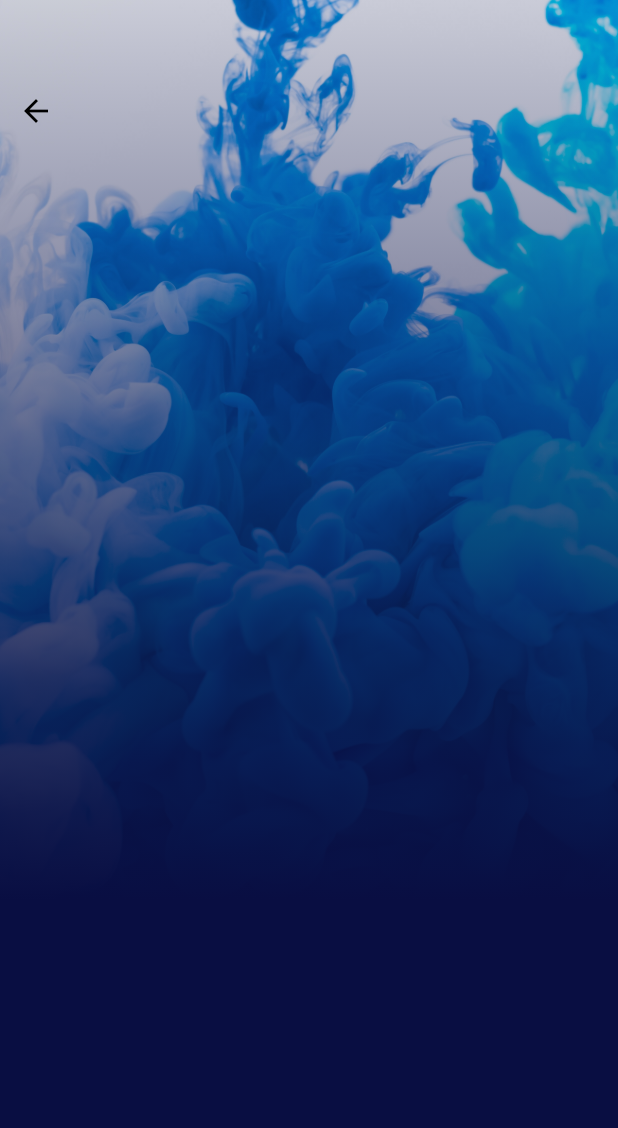
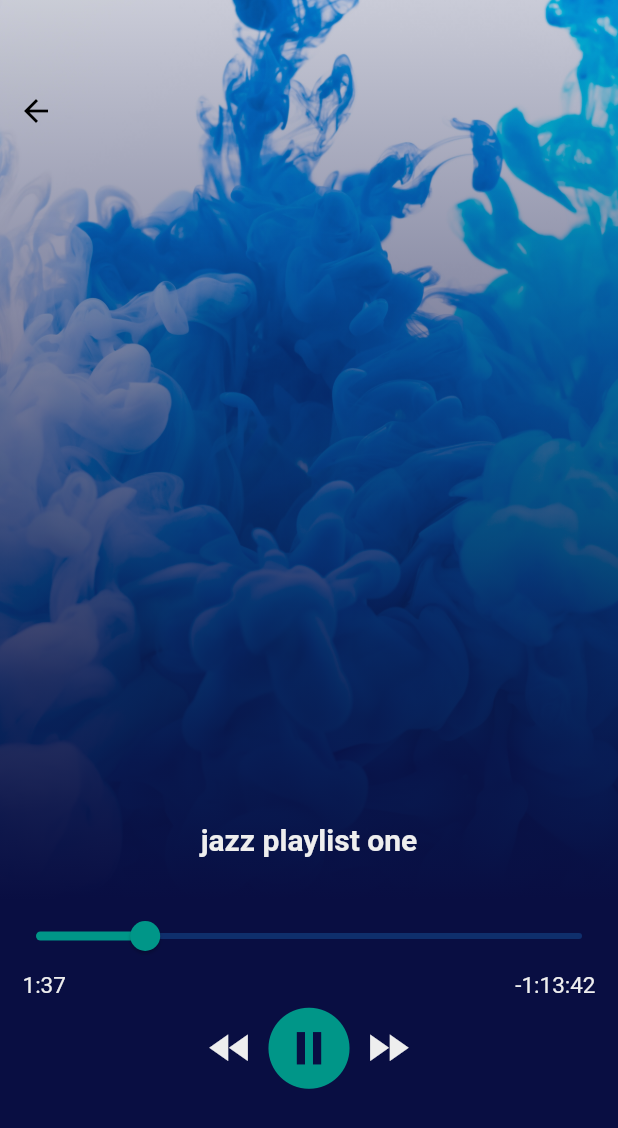
Before and after one commit to Timo372688/music-player, a Flutter app: the screen it shows after launch, after a tap on "jazz playlist one", on a phone screen of 412 x 824 dp. Shown: the top 1128 px of the screen. Run offline on Flutter 3.47's test engine with Material 2 defaults, Android fonts, the phone set to English and light mode, and no system bars.

Commit message:
Adding a slider, play button and other gui elements to the 'playing a song screen'.

```diff
--- a/lib/collection.dart
+++ b/lib/collection.dart
@@ -3,7 +3,6 @@ import 'playing.dart';
 
 var blueColor = Color(0xFF090e42);
 var lightBlueColor = Color(0xFF00CCFF);
-var pinkColor = Color(0xFFff6b80);
 
 class CollectionScreen extends StatelessWidget {
   final title;
--- a/lib/main.dart
+++ b/lib/main.dart
@@ -6,7 +6,6 @@ void main() => runApp(MyApp());
 
 var blueColor = Color(0xFF090e42);
 var lightBlueColor = Color(0xFF00CCFF);
-var pinkColor = Color(0xFFff6b80);
 
 var note = '🎵';
 
@@ -35,7 +34,7 @@ class MyHomePage extends StatelessWidget {
         children: <Widget>[
           SizedBox(height: 32.0,),
 
-          /// Contains the search bar
+          // Contains the search bar
           MyTextField(),
 
           SizedBox(height: 10.0,),
@@ -51,7 +50,7 @@ class MyHomePage extends StatelessWidget {
             ),
           ),
 
-          /// Multiple rows, which contain the content of the collections
+          // Multiple rows, which contain the content of the collections
           Row(
             children: <Widget>[
               Padding(
--- a/lib/playing.dart
+++ b/lib/playing.dart
@@ -2,7 +2,6 @@ import 'package:flutter/material.dart';
 
 var blueColor = Color(0xFF090e42);
 var lightBlueColor = Color(0xFF00CCFF);
-var pinkColor = Color(0xFFff6b80);
 
 class PlayingScreen extends StatelessWidget {
   final title;
@@ -20,7 +19,7 @@ class PlayingScreen extends StatelessWidget {
             height: 600.0,
             child: Stack(
               children: <Widget>[
-                /// Image
+                // Image
                 Container(
                   decoration: BoxDecoration(
                     image: DecorationImage(
@@ -29,7 +28,6 @@ class PlayingScreen extends StatelessWidget {
                     )
                   )
                 ),
-
                 // Adding some effects to the image
                 Container(
                   decoration: BoxDecoration(
@@ -40,7 +38,7 @@ class PlayingScreen extends StatelessWidget {
                     )
                   )
                 ),
-                /// Back-Button
+                // Back-Button
                 Column(
                   children: <Widget>[
                     SizedBox(height: 50.0,),
@@ -48,10 +46,77 @@ class PlayingScreen extends StatelessWidget {
                       color: Colors.black,
                     ),
                   ],
-                )
+                ),
+                Align(
+                  alignment: Alignment(0.0, 0.9),
+                  child: Text(
+                    title,
+                    style: TextStyle(
+                      color: Colors.grey[200],
+                      fontWeight: FontWeight.bold,
+                      fontSize: 20.0,
+                    ),
+                  ),
+                ),
               ],
-            )
-          )
+            ),
+          ),
+          // song playing functionality
+          Slider(
+            onChanged: (double value) {},
+            value: 0.2,
+            activeColor: Colors.teal,
+          ),
+          Padding(
+            padding: const EdgeInsets.fromLTRB(15.0, 0.0, 15.0, 0.0),
+            child: Row(
+              mainAxisAlignment: MainAxisAlignment.spaceBetween,
+              children: <Widget>[
+                Text(
+                  '1:37',
+                  style: TextStyle(
+                    color: Colors.grey[200],
+                    fontWeight: FontWeight.normal,
+                    fontSize: 15.0,
+                  ),
+                ),
+                Text(
+                  '-1:13:42',
+                  style: TextStyle(
+                    color: Colors.grey[200],
+                    fontWeight: FontWeight.normal,
+                    fontSize: 15.0,
+                  ),
+                ),
+              ],
+            ),
+          ),
+          Row(
+            mainAxisAlignment: MainAxisAlignment.center,
+            children: <Widget>[
+              Padding(
+                padding: const EdgeInsets.fromLTRB(0.0, 0.0, 2.5, 0.0),
+                child: Icon(
+                  Icons.fast_rewind,
+                  color: Colors.grey[200],
+                  size: 35,
+                ),
+              ),
+              Icon(
+                Icons.pause_circle_filled,
+                color: Colors.teal,
+                size: 65,
+              ),
+              Padding(
+                padding: const EdgeInsets.fromLTRB(2.5, 0.0, 0.0, 0.0),
+                child: Icon(
+                  Icons.fast_forward,
+                  color: Colors.grey[200],
+                  size: 35,
+                ),
+              ),
+            ],
+          ),
         ]
       ),
     );
```
